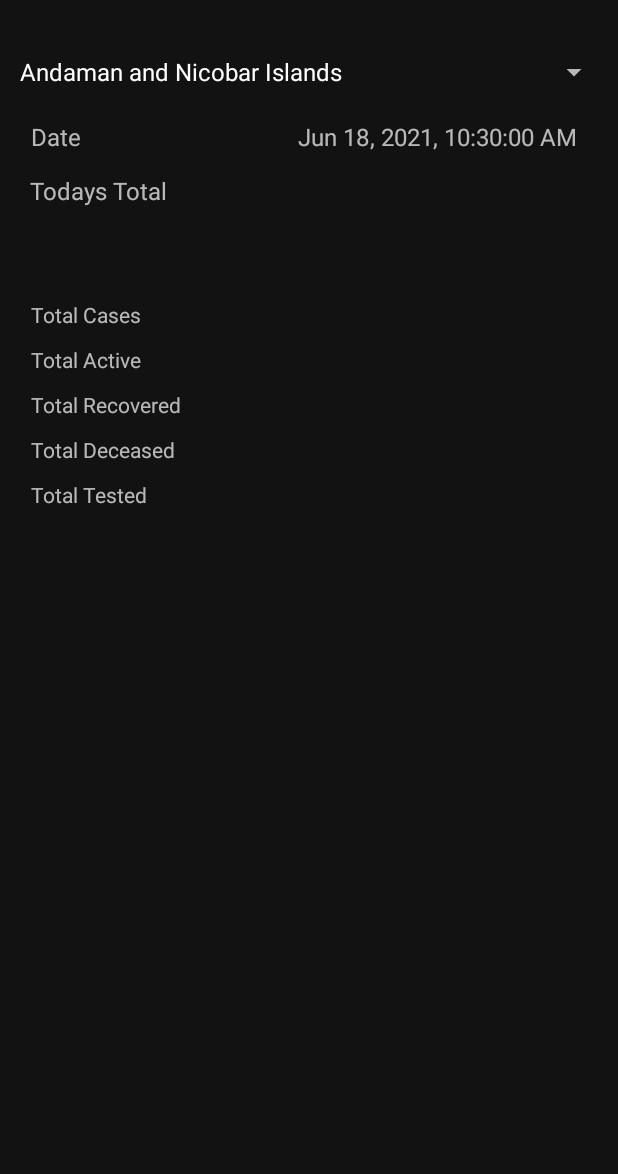
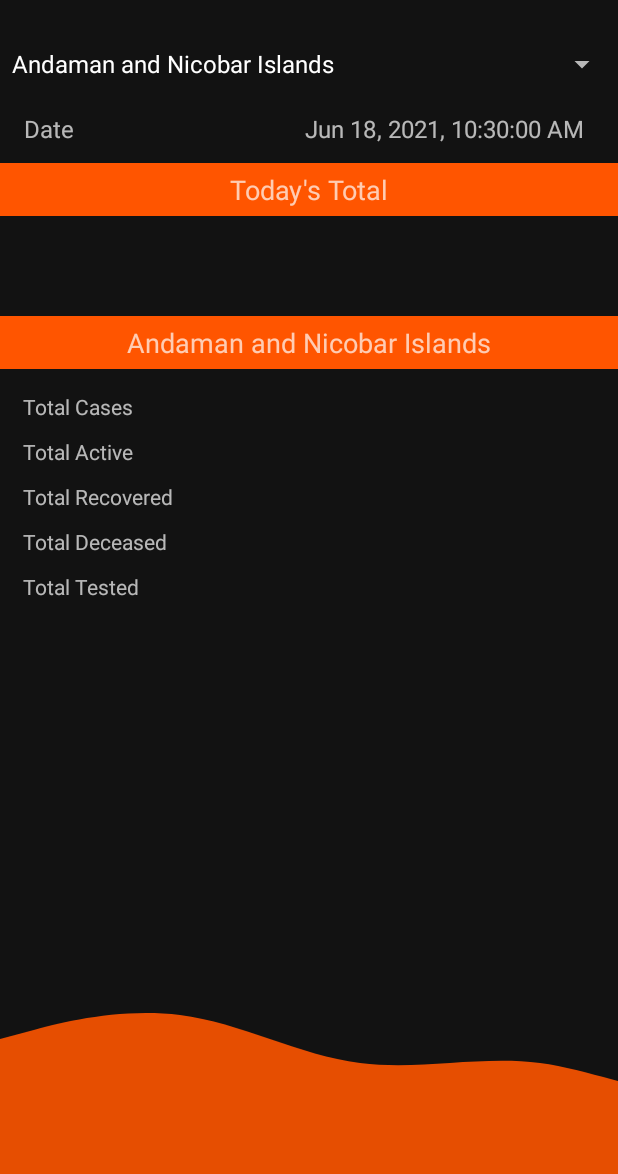
Before and after one commit to tanveertkd/CovidTracker, an Android app: the screen it shows after launch (MainActivity), on a phone screen of 412 x 824 dp, the part 62-1236 px from its top. Run offline under Robolectric (Android 15) with nearby library versions, the phone set to English and light mode, and no system bars; our stand-ins replace Volley; network calls fail.

Commit message:
Updated UI

```diff
--- a/app/src/main/java/com/covidassam/MainActivity.kt
+++ b/app/src/main/java/com/covidassam/MainActivity.kt
@@ -32,6 +32,9 @@ class MainActivity : AppCompatActivity(), AdapterView.OnItemSelectedListener {
     lateinit var selectedTotalTested: TextView
     lateinit var selectedOther: String
 
+    private val selectedStateName: TextView
+    get() = findViewById(R.id.stateName)
+
     override fun onCreate(savedInstanceState: Bundle?) {
         super.onCreate(savedInstanceState)
         setContentView(R.layout.activity_main)
@@ -50,7 +53,6 @@ class MainActivity : AppCompatActivity(), AdapterView.OnItemSelectedListener {
         selectedTotalRecovered = findViewById(R.id.stateTotalRecoveredCount)
         selectedTotalDeceased = findViewById(R.id.stateTotalDeceasedCount)
         selectedTotalTested = findViewById(R.id.stateTotalTestedCount)
-
 
         if (Build.VERSION.SDK_INT >= Build.VERSION_CODES.O) {
             val today = LocalDateTime.now()
@@ -78,6 +80,7 @@ class MainActivity : AppCompatActivity(), AdapterView.OnItemSelectedListener {
 
         val selectedState: String = parent?.getItemAtPosition(position).toString()
         Log.d(LOG_TAG, "onItemSelected: $selectedState")
+        selectedStateName.text = selectedState
 
         when(selectedState){
             "Andaman and Nicobar Islands" -> selectedStateAbb = "AN"
@@ -155,7 +158,7 @@ class MainActivity : AppCompatActivity(), AdapterView.OnItemSelectedListener {
 //                        }
 //                    }
                 } else {
-                    currentTally.text = "Not Updated Yet"
+                    currentTally.text = getString(R.string.not_updated_yet)
                 }
 
 //                val other:  String
@@ -197,7 +200,7 @@ class MainActivity : AppCompatActivity(), AdapterView.OnItemSelectedListener {
                 selectedTotalTested.text = stateTested.toString()
 
             }catch (e: JSONException){
-                currentTally.text = "Not Updated Yet"
+                currentTally.text = getString(R.string.not_updated_yet)
                 e.printStackTrace()
             }
         },{ error ->
--- /dev/null
+++ b/app/src/main/res/drawable/ic_wave.xml
@@ -0,0 +1,9 @@
+<vector xmlns:android="http://schemas.android.com/apk/res/android"
+    android:width="1440dp"
+    android:height="320dp"
+    android:viewportWidth="1440"
+    android:viewportHeight="320">
+  <path
+      android:pathData="M0,160L20,154.7C40,149 80,139 120,144C160,149 200,171 240,176C280,181 320,171 360,176C400,181 440,203 480,192C520,181 560,139 600,112C640,85 680,75 720,112C760,149 800,235 840,240C880,245 920,171 960,154.7C1000,139 1040,181 1080,170.7C1120,160 1160,96 1200,106.7C1240,117 1280,203 1320,208C1360,213 1400,139 1420,101.3L1440,64L1440,320L1420,320C1400,320 1360,320 1320,320C1280,320 1240,320 1200,320C1160,320 1120,320 1080,320C1040,320 1000,320 960,320C920,320 880,320 840,320C800,320 760,320 720,320C680,320 640,320 600,320C560,320 520,320 480,320C440,320 400,320 360,320C320,320 280,320 240,320C200,320 160,320 120,320C80,320 40,320 20,320L0,320Z"
+      android:fillColor="#ff5500"/>
+</vector>
--- a/app/src/main/res/layout/activity_main.xml
+++ b/app/src/main/res/layout/activity_main.xml
@@ -4,15 +4,14 @@
     xmlns:tools="http://schemas.android.com/tools"
     android:layout_width="match_parent"
     android:layout_height="match_parent"
-    tools:context=".MainActivity"
-    android:layout_margin="5dp" >
+    tools:context=".MainActivity">
 
     <TextView
         android:id="@+id/dateView"
         android:layout_width="wrap_content"
         android:layout_height="wrap_content"
         android:layout_marginTop="60dp"
-        android:text="Date"
+        android:text="@string/date"
         android:textSize="16sp"
         app:layout_constraintEnd_toEndOf="parent"
         app:layout_constraintHorizontal_bias="0.042"
@@ -40,13 +39,27 @@
         app:layout_constraintTop_toTopOf="parent"
         tools:layout_editor_absoluteX="0dp" />
 
+    <LinearLayout
+        android:id="@+id/actualDailyTotalViewLayout"
+        android:layout_width="match_parent"
+        android:layout_height="wrap_content"
+        android:layout_marginTop="12dp"
+        android:orientation="vertical"
+        app:layout_constraintTop_toBottomOf="@+id/dateView"
+        tools:layout_editor_absoluteX="0dp">
+
+        <!--        android:layout_marginTop="96dp"-->
+
         <TextView
             android:id="@+id/todaysTotal"
-        android:layout_width="wrap_content"
+            android:layout_width="match_parent"
             android:layout_height="wrap_content"
-        android:layout_marginTop="96dp"
-        android:text="Todays Total"
-        android:textSize="16sp"
+            android:background="@color/orange"
+            android:gravity="center"
+            android:padding="5dp"
+            android:text="@string/total_today"
+            android:textAlignment="center"
+            android:textSize="18sp"
             app:layout_constraintEnd_toEndOf="parent"
             app:layout_constraintHorizontal_bias="0.048"
             app:layout_constraintStart_toStartOf="parent"
@@ -54,29 +67,38 @@
 
         <TextView
             android:id="@+id/actualDailyTotalView"
-        android:layout_width="wrap_content"
+            android:layout_width="match_parent"
             android:layout_height="wrap_content"
-        android:layout_marginTop="96dp"
+            android:layout_marginTop="10dp"
+            android:layout_marginEnd="10dp"
+            android:layout_marginRight="10dp"
+            android:textColor="@color/material_red"
             android:textSize="16sp"
+            tools:text="1235"
+            android:padding="5dp"
+            android:textAlignment="center"
+            android:gravity="center"
             app:layout_constraintEnd_toEndOf="parent"
             app:layout_constraintHorizontal_bias="0.954"
             app:layout_constraintStart_toEndOf="@+id/dateView"
-        app:layout_constraintTop_toTopOf="parent"
-        android:layout_marginEnd="10dp"
-        android:layout_marginRight="10dp" />
+            app:layout_constraintTop_toTopOf="parent" />
+
+<!--        android:layout_marginTop="96dp"-->
+
+    </LinearLayout>
 
     <LinearLayout
         android:id="@+id/stateBlock"
         android:layout_width="match_parent"
         android:layout_height="wrap_content"
         android:layout_marginTop="24dp"
-        app:layout_constraintTop_toBottomOf="@+id/actualDailyTotalView"
+        app:layout_constraintTop_toBottomOf="@+id/actualDailyTotalViewLayout"
         android:orientation="vertical"
-        tools:layout_editor_absoluteX="0dp"
-        android:layout_marginLeft="10dp"
-        android:layout_marginStart="10dp"
-        android:layout_marginRight="10dp"
-        android:layout_marginEnd="10dp">
+        tools:layout_editor_absoluteX="0dp">
+<!--        android:layout_marginLeft="10dp"-->
+<!--        android:layout_marginStart="10dp"-->
+<!--        android:layout_marginRight="10dp"-->
+<!--        android:layout_marginEnd="10dp"-->
 
         <TextView
             android:id="@+id/stateName"
@@ -84,20 +106,28 @@
             android:layout_width="match_parent"
             tools:text="State"
             android:padding="5dp"
-            android:textSize="16sp"/>
+            android:textSize="18sp"
+            android:gravity="center"
+            android:textAlignment="center"
+            android:background="@color/orange"/>
 
         <LinearLayout
             android:id="@+id/stateTotalData"
             android:layout_height="wrap_content"
             android:layout_width="match_parent"
-            android:orientation="horizontal">
+            android:orientation="horizontal"
+            android:layout_marginTop="10dp"
+            android:layout_marginLeft="10dp"
+            android:layout_marginStart="10dp"
+            android:layout_marginRight="10dp"
+            android:layout_marginEnd="10dp">
 
             <TextView
                 android:id="@+id/stateTotal"
                 android:layout_height="wrap_content"
                 android:layout_width="0dp"
                 android:layout_weight="1"
-                android:text="Total Cases"
+                android:text="@string/total_cases"
                 android:padding="5dp"/>
 
             <TextView
@@ -106,6 +136,7 @@
                 android:layout_width="0dp"
                 android:layout_weight="1"
                 android:padding="5dp"
+                tools:text="321654558"
                 android:textAlignment="textEnd"
                 android:gravity="end" />
         </LinearLayout>
@@ -114,14 +145,18 @@
             android:id="@+id/stateData"
             android:layout_height="wrap_content"
             android:layout_width="match_parent"
-            android:orientation="horizontal">
+            android:orientation="horizontal"
+            android:layout_marginLeft="10dp"
+            android:layout_marginStart="10dp"
+            android:layout_marginRight="10dp"
+            android:layout_marginEnd="10dp">
 
             <TextView
                 android:id="@+id/stateTotalActive"
                 android:layout_height="wrap_content"
                 android:layout_width="0dp"
                 android:layout_weight="1"
-                android:text="Total Active"
+                android:text="@string/total_active"
                 android:padding="5dp"/>
 
             <TextView
@@ -139,14 +174,18 @@
             android:id="@+id/stateRecoveredData"
             android:layout_height="wrap_content"
             android:layout_width="match_parent"
-            android:orientation="horizontal">
+            android:orientation="horizontal"
+            android:layout_marginLeft="10dp"
+            android:layout_marginStart="10dp"
+            android:layout_marginRight="10dp"
+            android:layout_marginEnd="10dp">
 
             <TextView
                 android:id="@+id/stateTotalRecovered"
                 android:layout_height="wrap_content"
                 android:layout_width="0dp"
                 android:layout_weight="1"
-                android:text="Total Recovered"
+                android:text="@string/total_recovered"
                 android:padding="5dp"/>
 
             <TextView
@@ -164,14 +203,18 @@
             android:id="@+id/stateDeceasedData"
             android:layout_height="wrap_content"
             android:layout_width="match_parent"
-            android:orientation="horizontal">
+            android:orientation="horizontal"
+            android:layout_marginLeft="10dp"
+            android:layout_marginStart="10dp"
+            android:layout_marginRight="10dp"
+            android:layout_marginEnd="10dp">
 
             <TextView
                 android:id="@+id/stateTotalDeceased"
                 android:layout_height="wrap_content"
                 android:layout_width="0dp"
                 android:layout_weight="1"
-                android:text="Total Deceased"
+                android:text="@string/total_deceased"
                 android:padding="5dp"/>
 
             <TextView
@@ -189,14 +232,18 @@
             android:id="@+id/stateTestedData"
             android:layout_height="wrap_content"
             android:layout_width="match_parent"
-            android:orientation="horizontal">
+            android:orientation="horizontal"
+            android:layout_marginLeft="10dp"
+            android:layout_marginStart="10dp"
+            android:layout_marginRight="10dp"
+            android:layout_marginEnd="10dp">
 
             <TextView
                 android:id="@+id/stateTotalTested"
                 android:layout_height="wrap_content"
                 android:layout_width="0dp"
                 android:layout_weight="1"
-                android:text="Total Tested"
+                android:text="@string/total_tested"
                 android:padding="5dp"/>
 
             <TextView
@@ -212,4 +259,20 @@
 
     </LinearLayout>
 
+    <FrameLayout
+        android:layout_width="match_parent"
+        android:layout_height="250dp"
+        android:alpha="0.9"
+        app:layout_constraintBottom_toBottomOf="parent"
+        app:layout_constraintTop_toBottomOf="@+id/stateBlock"
+        app:layout_constraintVertical_bias="1.0">
+
+        <ImageView
+            android:layout_width="match_parent"
+            android:layout_height="wrap_content"
+            android:scaleType="matrix"
+            android:src="@drawable/ic_wave" />
+
+    </FrameLayout>
+
 </androidx.constraintlayout.widget.ConstraintLayout>
--- a/app/src/main/res/values/colors.xml
+++ b/app/src/main/res/values/colors.xml
@@ -7,4 +7,6 @@
     <color name="teal_700">#FF018786</color>
     <color name="black">#FF000000</color>
     <color name="white">#FFFFFFFF</color>
+    <color name="material_red">#ba000d</color>
+    <color name="orange">#FF5500</color>
 </resources>
--- a/app/src/main/res/values/states.xml
+++ b/app/src/main/res/values/states.xml
@@ -37,6 +37,5 @@
         <item>Uttar Pradesh</item>
         <item>Uttarakhand</item>
         <item>West Bengal</item>
-        <item>India</item>
     </string-array>
 </resources>
--- a/app/src/main/res/values/strings.xml
+++ b/app/src/main/res/values/strings.xml
@@ -1,3 +1,11 @@
 <resources>
     <string name="app_name">CovidAssam</string>
+    <string name="date">Date</string>
+    <string name="total_today">Today\'s Total</string>
+    <string name="total_cases">Total Cases</string>
+    <string name="total_active">Total Active</string>
+    <string name="total_recovered">Total Recovered</string>
+    <string name="total_deceased">Total Deceased</string>
+    <string name="total_tested">Total Tested</string>
+    <string name="not_updated_yet">Not Updated Yet</string>
 </resources>
```
Also changed, not shown: gradle/wrapper/gradle-wrapper.properties, 4 other files. Lines whose indentation alone changed are shown as unchanged.
